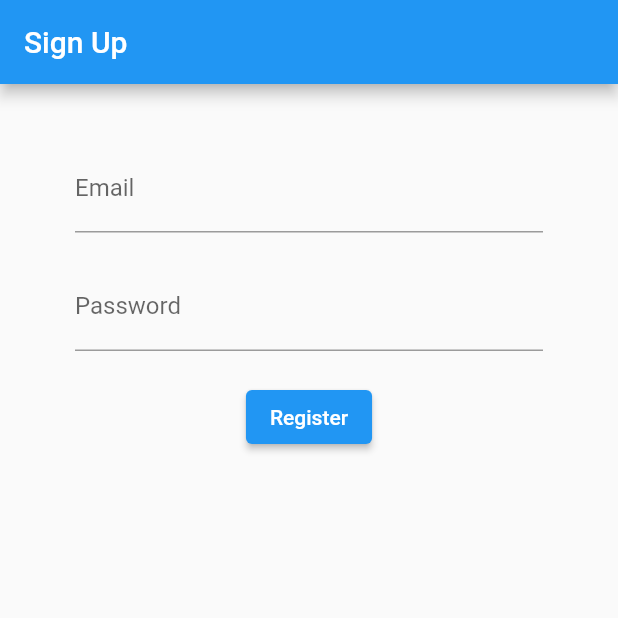
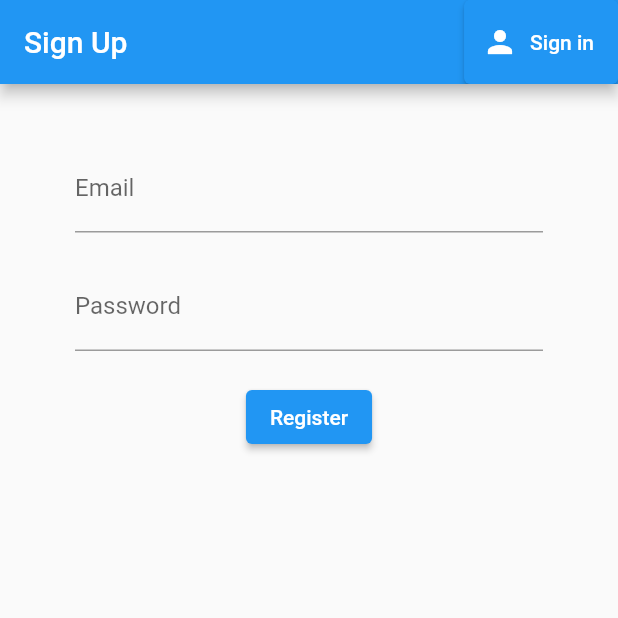
Before and after one commit to lwpamihiranga/cricket-users-app, a Flutter app: the screen it shows after launch, after a tap on "Register", on a phone screen of 412 x 824 dp, the top half of it. Run offline on Flutter 3.47's test engine with Material 2 defaults, Android fonts, the phone set to English and light mode, and no system bars; our stand-ins replace firebase_auth, firebase_core; accounts and stored records are empty.

Commit message:
toggle view between Sign in screen and Sign up screen

```diff
--- a/lib/screens/authenticate/authenticate.dart
+++ b/lib/screens/authenticate/authenticate.dart
@@ -1,4 +1,5 @@
 import 'package:cricket_users_app/screens/authenticate/register.dart';
+import 'package:cricket_users_app/screens/authenticate/sign_in.dart';
 import 'package:flutter/material.dart';
 
 class Authenticate extends StatefulWidget {
@@ -9,10 +10,18 @@ class Authenticate extends StatefulWidget {
 }
 
 class _AuthenticateState extends State<Authenticate> {
+  bool showSignIn = true;
+
+  void toggleView() {
+    setState(() => showSignIn = !showSignIn);
+  }
+
   @override
   Widget build(BuildContext context) {
-    return Container(
-      child: Register(),
-    );
+    if (showSignIn) {
+      return SignIn(toggleView: toggleView);
+    } else {
+      return Register(toggleView: toggleView);
+    }
   }
 }
--- a/lib/screens/authenticate/register.dart
+++ b/lib/screens/authenticate/register.dart
@@ -2,7 +2,8 @@ import 'package:cricket_users_app/services/auth.dart';
 import 'package:flutter/material.dart';
 
 class Register extends StatefulWidget {
-  const Register({Key? key}) : super(key: key);
+  final Function toggleView;
+  const Register({Key? key, required this.toggleView}) : super(key: key);
 
   @override
   _RegisterState createState() => _RegisterState();
@@ -24,6 +25,15 @@ class _RegisterState extends State<Register> {
         // backgroundColor: Colors.brown[400],
         // elevation: 0.0,
         title: Text('Sign Up'),
+        actions: <Widget>[
+          ElevatedButton.icon(
+            icon: Icon(Icons.person),
+            label: Text('Sign in'),
+            onPressed: () {
+              widget.toggleView();
+            },
+          )
+        ],
       ),
       body: Container(
         padding: EdgeInsets.symmetric(vertical: 20, horizontal: 50),
--- a/lib/screens/authenticate/sign_in.dart
+++ b/lib/screens/authenticate/sign_in.dart
@@ -2,7 +2,8 @@ import 'package:cricket_users_app/services/auth.dart';
 import 'package:flutter/material.dart';
 
 class SignIn extends StatefulWidget {
-  const SignIn({Key? key}) : super(key: key);
+  final Function toggleView;
+  const SignIn({Key? key, required this.toggleView}) : super(key: key);
 
   @override
   _SignInState createState() => _SignInState();
@@ -24,6 +25,15 @@ class _SignInState extends State<SignIn> {
         // backgroundColor: Colors.brown[400],
         // elevation: 0.0,
         title: Text('Sign In'),
+        actions: <Widget>[
+          ElevatedButton.icon(
+            icon: Icon(Icons.person),
+            label: Text('Register'),
+            onPressed: () {
+              widget.toggleView();
+            },
+          )
+        ],
       ),
       body: Container(
         padding: EdgeInsets.symmetric(vertical: 20, horizontal: 50),
```
